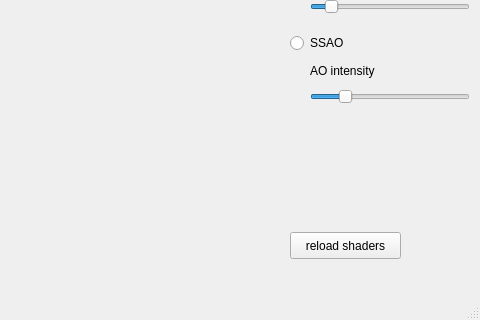
Old version of the form samples/rendering/mainwindow.ui in the repository diegomazala/tucano; both pictures show x 350 to 830 and y 165 to 485 of the 830 by 485 pixel window.
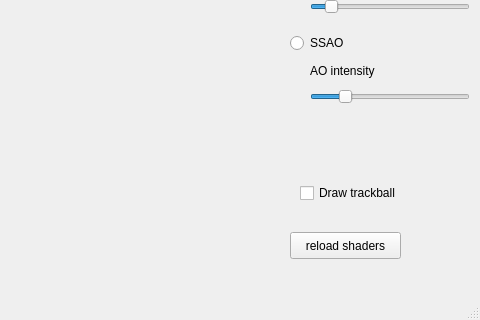
New version of the form. Custom widgets are drawn as their Qt base class.

Commit message: improving rendering example, included toggle draw trackball, improved ssao sampling, but not yet great

```diff
--- a/samples/rendering/mainwindow.ui
+++ b/samples/rendering/mainwindow.ui
@@ -155,6 +155,19 @@
      <string>Quantization level</string>
     </property>
    </widget>
+   <widget class="QCheckBox" name="check_trackball">
+    <property name="geometry">
+     <rect>
+      <x>650</x>
+      <y>330</y>
+      <width>141</width>
+      <height>22</height>
+     </rect>
+    </property>
+    <property name="text">
+     <string>Draw trackball</string>
+    </property>
+   </widget>
   </widget>
   <widget class="QMenuBar" name="menuBar">
    <property name="geometry">
```
The commit also changes 9 other files.
